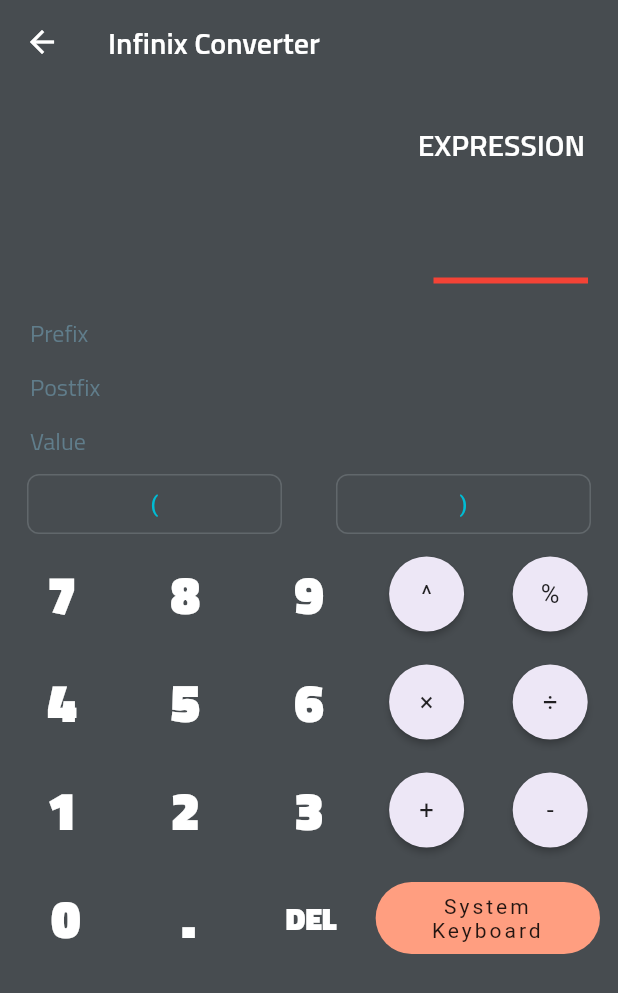
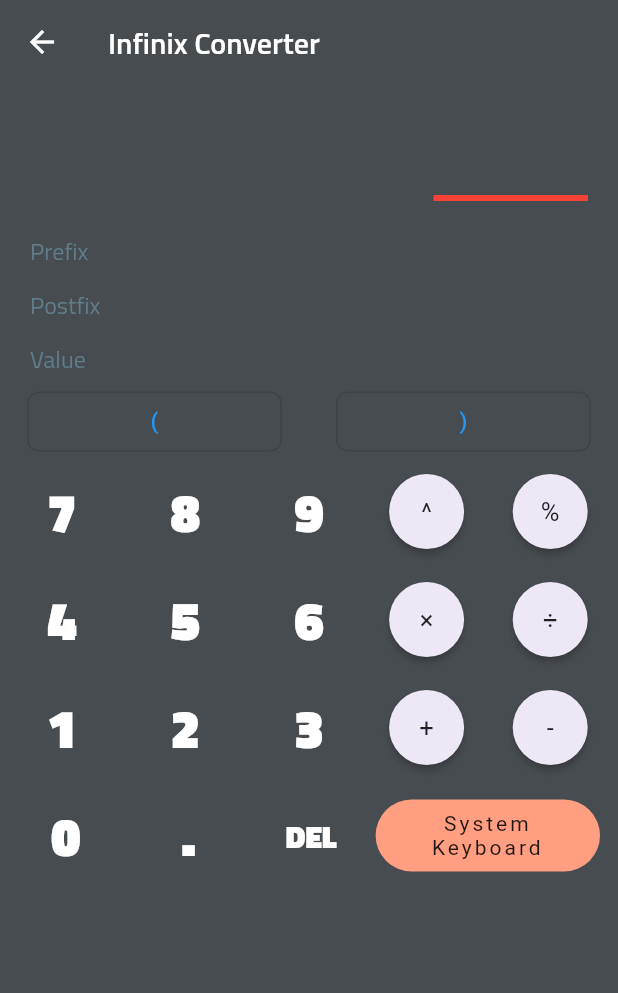
Before and after one commit to itsatifsiddiqui/prefix-infix-postfix, a Flutter app: the screen it shows after launch, after a tap on "INFIX -> Prefix/Postfix", on a phone screen of 412 x 824 dp. Shown: the top 993 px of the screen. Run offline on Flutter 3.47's test engine with Material 2 defaults, Android fonts, the phone set to English and light mode, and no system bars; our stand-ins replace eva_icons_flutter.

```diff
--- a/lib/converter_ui.dart
+++ b/lib/converter_ui.dart
@@ -6,7 +6,6 @@ import 'package:infix_postfix_prefix/widgets/circular_button.dart';
 import 'package:infix_postfix_prefix/widgets/delete_button.dart';
 import 'package:infix_postfix_prefix/widgets/row_end_text.dart';
 import 'package:infix_postfix_prefix/widgets/transparent_button.dart';
-import 'dart:math' as math;
 
 class ConverterUI extends StatefulWidget {
   @override
@@ -62,8 +61,7 @@ class _ConverterUIState extends State<ConverterUI> {
           focusNode: node,
           textDirection: TextDirection.ltr,
           textAlign: TextAlign.end,
-          decoration: InputDecoration(
-              contentPadding: EdgeInsets.zero, border: InputBorder.none),
+          decoration: InputDecoration(contentPadding: EdgeInsets.zero, border: InputBorder.none),
           style: TextStyle(
             fontSize: fontsize(),
             color: Colors.white,
@@ -116,10 +114,10 @@ class _ConverterUIState extends State<ConverterUI> {
                     ),
                   ))),
       body: SafeArea(
-        child: ListView(
-          physics: NeverScrollableScrollPhysics(),
+        child: Column(
+          crossAxisAlignment: CrossAxisAlignment.end,
           children: <Widget>[
-            if (largePhone) expressionTag,
+            // if (largePhone) expressionTag,
             textInput,
             redLine,
             RowEndText(label: "Prefix", answer: toValue()),
@@ -127,22 +125,19 @@ class _ConverterUIState extends State<ConverterUI> {
             RowEndText(label: "Value", answer: toValue(), color: Colors.green),
             Row(
               children: <Widget>[
-                for (var item in ["(", ")"])
-                  BracketButton(letter: item, controller: _controller)
+                for (var item in ["(", ")"]) BracketButton(letter: item, controller: _controller)
               ],
             ),
             Row(
               children: <Widget>[
                 for (var item in ["7", "8", "9"])
                   Expanded(
-                    child: TransparentButton(
-                        letter: item, controller: _controller),
+                    child: TransparentButton(letter: item, controller: _controller),
                   ),
                 ...[
                   for (var item in ['^', '%'])
                     Expanded(
-                      child:
-                          CircularButton(letter: item, controller: _controller),
+                      child: CircularButton(letter: item, controller: _controller),
                     )
                 ],
               ],
@@ -151,14 +146,12 @@ class _ConverterUIState extends State<ConverterUI> {
               children: <Widget>[
                 for (var item in ["4", "5", "6"])
                   Expanded(
-                    child: TransparentButton(
-                        letter: item, controller: _controller),
+                    child: TransparentButton(letter: item, controller: _controller),
                   ),
                 ...[
                   for (var item in ['\u{00D7}', '\u{00F7}'])
                     Expanded(
-                      child:
-                          CircularButton(letter: item, controller: _controller),
+                      child: CircularButton(letter: item, controller: _controller),
                     )
                 ],
               ],
@@ -167,14 +160,12 @@ class _ConverterUIState extends State<ConverterUI> {
               children: <Widget>[
                 for (var item in ["1", "2", "3"])
                   Expanded(
-                    child: TransparentButton(
-                        letter: item, controller: _controller),
+                    child: TransparentButton(letter: item, controller: _controller),
                   ),
                 ...[
                   for (var item in ["+", "-"])
                     Expanded(
-                      child:
-                          CircularButton(letter: item, controller: _controller),
+                      child: CircularButton(letter: item, controller: _controller),
                     )
                 ],
               ],
@@ -222,12 +213,13 @@ class _ConverterUIState extends State<ConverterUI> {
       flex: 4,
       child: Padding(
         padding: const EdgeInsets.only(right: 12.0, left: 2),
-        child: FlatButton(
-          padding: largePhone ? EdgeInsets.all(8) : EdgeInsets.zero,
-          splashColor: Colors.black,
-          shape:
-              RoundedRectangleBorder(borderRadius: BorderRadius.circular(1000)),
-          color: Colors.deepOrangeAccent[100],
+        child: TextButton(
+          style: TextButton.styleFrom(
+            padding: largePhone ? EdgeInsets.all(8) : EdgeInsets.zero,
+            // splashColor: Colors.black,
+            shape: RoundedRectangleBorder(borderRadius: BorderRadius.circular(1000)),
+            backgroundColor: Colors.deepOrangeAccent[100],
+          ),
           onPressed: () {
             setState(() {
               _keyboardFlag = !_keyboardFlag;
--- a/lib/home.dart
+++ b/lib/home.dart
@@ -1,14 +1,11 @@
+import 'package:eva_icons_flutter/eva_icons_flutter.dart';
 import 'package:flutter/material.dart';
-import 'package:flutter/cupertino.dart';
-import 'package:eva_icons_flutter/eva_icons_flutter.dart';
 import 'package:infix_postfix_prefix/converter_ui.dart';
 import 'package:infix_postfix_prefix/ui_styles/styles.dart';
 
 class Home extends StatelessWidget {
   @override
   Widget build(BuildContext context) {
-    print("jello");
-    print([...[1,2,3],...[2,3,4],...[5,6,7]]);
     return Scaffold(
       backgroundColor: Colors.blueGrey[50],
       body: Stack(
@@ -60,7 +57,7 @@ class Home extends StatelessWidget {
                 gradient: LinearGradient(
                   begin: Alignment.topLeft,
                   end: Alignment.bottomRight,
-                  colors: [Colors.redAccent[100], Colors.deepOrangeAccent[100]],
+                  colors: [Colors.redAccent[100]!, Colors.deepOrangeAccent[100]!],
                 ),
               ),
               child: Column(
@@ -95,12 +92,10 @@ class Home extends StatelessWidget {
       child: Padding(
         padding: EdgeInsets.all(12),
         child: InkWell(
-          onTap: () => Navigator.push(
-              context, MaterialPageRoute(builder: (_) => ConverterUI())),
+          onTap: () => Navigator.push(context, MaterialPageRoute(builder: (_) => ConverterUI())),
           child: Card(
             elevation: 4,
-            shape:
-                RoundedRectangleBorder(borderRadius: BorderRadius.circular(8)),
+            shape: RoundedRectangleBorder(borderRadius: BorderRadius.circular(8)),
             child: Container(
                 height: MediaQuery.of(context).size.height / 5,
                 width: MediaQuery.of(context).size.width,
@@ -109,10 +104,7 @@ class Home extends StatelessWidget {
                   gradient: LinearGradient(
                     begin: Alignment.topLeft,
                     end: Alignment.bottomRight,
-                    colors: [
-                      Colors.purpleAccent[100],
-                      Colors.deepPurpleAccent[100]
-                    ],
+                    colors: [Colors.purpleAccent[100]!, Colors.deepPurpleAccent[100]!],
                   ),
                 ),
                 child: Column(
@@ -124,8 +116,7 @@ class Home extends StatelessWidget {
                       style: textHeader,
                     ),
                     SizedBox(height: 10),
-                    Text("A+B -> AB+ ",
-                        textAlign: TextAlign.center, style: textMedium),
+                    Text("A+B -> AB+ ", textAlign: TextAlign.center, style: textMedium),
                     Text(
                       "A+B -> +AB ",
                       textAlign: TextAlign.center,
@@ -153,7 +144,7 @@ class Home extends StatelessWidget {
             decoration: BoxDecoration(
               borderRadius: BorderRadius.circular(8),
               gradient: lGradient(
-                colors: [Colors.blueAccent[100], Colors.lightBlueAccent[100]],
+                colors: [Colors.blueAccent[100]!, Colors.lightBlueAccent[100]!],
               ),
             ),
             child: Column(
@@ -188,8 +179,7 @@ class Home extends StatelessWidget {
       clipper: MyClipper(),
       child: Container(
         decoration: BoxDecoration(
-            gradient: lGradient(
-                colors: [Colors.green[300], Colors.greenAccent[700]])),
+            gradient: lGradient(colors: [Colors.green[300]!, Colors.greenAccent[700]!])),
         height: MediaQuery.of(context).size.height / 2.2,
       ),
     );
--- a/lib/infixtopostfix.dart
+++ b/lib/infixtopostfix.dart
@@ -132,7 +132,7 @@ class Infix {
       case '%':
         return a % b;
       case '^':
-        return pow(a, b);
+        return pow(a, b) as double;
       case '/':
         if (b == 0) throw new Exception("Cannot divide by zero");
         return a / b;
--- a/lib/main.dart
+++ b/lib/main.dart
@@ -1,5 +1,4 @@
 import 'package:flutter/material.dart';
-import 'package:infix_postfix_prefix/converter_ui.dart';
 import 'package:infix_postfix_prefix/home.dart';
 
 void main() {
--- a/lib/ui_styles/styles.dart
+++ b/lib/ui_styles/styles.dart
@@ -1,6 +1,6 @@
 import 'package:flutter/material.dart';
 
-LinearGradient lGradient({@required List<Color> colors}) => LinearGradient(
+LinearGradient lGradient({required List<Color> colors}) => LinearGradient(
     colors: colors, begin: Alignment.topLeft, end: Alignment.bottomRight);
 
 final textHeader = TextStyle(
--- a/lib/widgets/bracket_button.dart
+++ b/lib/widgets/bracket_button.dart
@@ -1,8 +1,7 @@
 import 'package:flutter/material.dart';
 
 class BracketButton extends StatelessWidget {
-  const BracketButton(
-      {Key key, @required this.letter, @required this.controller})
+  const BracketButton({Key? key, required this.letter, required this.controller})
       : super(key: key);
 
   final String letter;
@@ -15,29 +14,31 @@ class BracketButton extends StatelessWidget {
     return Expanded(
       child: Padding(
         padding: largePhone
-            ? const EdgeInsets.symmetric(
-                horizontal: 18.0,
-                vertical: 4
-              )
+            ? const EdgeInsets.symmetric(horizontal: 18.0, vertical: 4)
             : const EdgeInsets.symmetric(
                 horizontal: 18.0,
               ),
         child: Container(
           height: largePhone ? 40 : 30,
-          child: OutlineButton(
-            borderSide: BorderSide(color: Color.fromRGBO(97, 103, 107, 1)),
-            shape: RoundedRectangleBorder(
-              borderRadius: BorderRadius.circular(8),
+          child: OutlinedButton(
+            style: OutlinedButton.styleFrom(
+              shape: RoundedRectangleBorder(
+                borderRadius: BorderRadius.circular(8),
+              ),
             ),
+            // borderSide: BorderSide(color: Color.fromRGBO(97, 103, 107, 1)),
+            // shape: RoundedRectangleBorder(
+            //   borderRadius: BorderRadius.circular(8),
+            // ),
             onPressed: () => controller.text += letter,
             child: Text(
               letter,
               style: TextStyle(fontSize: 15),
             ),
-            highlightColor: Colors.black,
-            highlightedBorderColor: Colors.black,
-            disabledBorderColor: Colors.white,
-            textColor: Colors.cyan,
+            // highlightColor: Colors.black,
+            // highlightedBorderColor: Colors.black,
+            // disabledBorderColor: Colors.white,
+            // textColor: Colors.cyan,
           ),
         ),
       ),
--- a/lib/widgets/circular_button.dart
+++ b/lib/widgets/circular_button.dart
@@ -2,7 +2,7 @@ import 'package:flutter/material.dart';
 
 class CircularButton extends StatelessWidget {
   const CircularButton(
-      {Key key, @required this.letter, @required this.controller})
+      {Key? key, required this.letter, required this.controller})
       : super(key: key);
 
   final String letter;
--- a/lib/widgets/delete_button.dart
+++ b/lib/widgets/delete_button.dart
@@ -1,20 +1,20 @@
 import 'package:flutter/material.dart';
 
 class DeleteButton extends StatelessWidget {
-  const DeleteButton({Key key, this.controller}) : super(key: key);
+  const DeleteButton({Key? key, this.controller}) : super(key: key);
 
-  final TextEditingController controller;
+  final TextEditingController? controller;
   @override
   Widget build(BuildContext context) {
     final mq = MediaQuery.of(context).size;
     final largePhone = mq.width > 380;
     return GestureDetector(
-      onLongPress: () => controller.text = "",
+      onLongPress: () => controller!.text = "",
       child: InkWell(
         splashColor: Colors.black,
         borderRadius: BorderRadius.all(Radius.elliptical(120, 120)),
-        onTap: () => controller.text =
-            controller.text.substring(0, controller.text.length - 1),
+        onTap: () => controller!.text =
+            controller!.text.substring(0, controller!.text.length - 1),
         child: Padding(
           padding: EdgeInsets.symmetric(horizontal: 24, vertical: 10),
           child: Text(
--- a/lib/widgets/row_end_text.dart
+++ b/lib/widgets/row_end_text.dart
@@ -6,9 +6,9 @@ class RowEndText extends StatelessWidget {
   final Color color;
 
   const RowEndText(
-      {Key key,
-      @required this.label,
-      @required this.answer,
+      {Key? key,
+      required this.label,
+      required this.answer,
       this.color = Colors.white})
       : super(key: key);
 
--- a/lib/widgets/transparent_button.dart
+++ b/lib/widgets/transparent_button.dart
@@ -5,9 +5,9 @@ class TransparentButton extends StatelessWidget {
   final TextEditingController controller;
 
   TransparentButton(
-      {Key key,
-      @required this.letter,
-      @required this.controller,})
+      {Key? key,
+      required this.letter,
+      required this.controller,})
       : super(key: key);
 
   @override
```
Also changed, not shown: analysis_options.yaml (added, +29 -0 lines), pubspec.yaml (+3 -7 lines), 52 other files.
